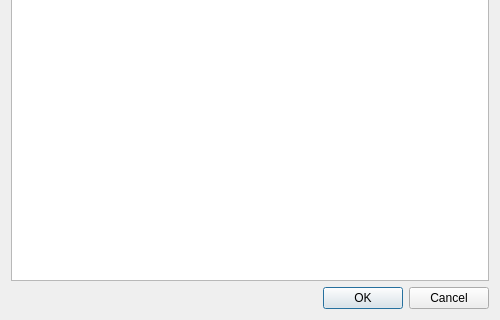
The window that src/IDlgExport.ui (ntruchsess/QLandkarteGT) describes before a commit, drawn with Qt 5; both pictures show x 0 to 500 and y 280 to 600 of the 500 by 600 pixel window.
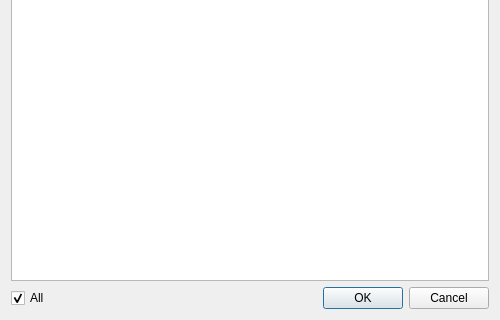
The same window after the commit.

Commit message: add checkbox to select/deselect all items

What changed in the file:
```diff
--- a/src/IDlgExport.ui
+++ b/src/IDlgExport.ui
@@ -27,6 +27,31 @@
     </widget>
    </item>
    <item>
+    <layout class="QHBoxLayout" name="horizontalLayout">
+     <item>
+      <widget class="QCheckBox" name="checkAll">
+       <property name="text">
+        <string>All</string>
+       </property>
+       <property name="checked">
+        <bool>true</bool>
+       </property>
+      </widget>
+     </item>
+     <item>
+      <spacer name="horizontalSpacer">
+       <property name="orientation">
+        <enum>Qt::Horizontal</enum>
+       </property>
+       <property name="sizeHint" stdset="0">
+        <size>
+         <width>40</width>
+         <height>20</height>
+        </size>
+       </property>
+      </spacer>
+     </item>
+     <item>
     <widget class="QDialogButtonBox" name="buttonBox">
      <property name="orientation">
       <enum>Qt::Horizontal</enum>
@@ -35,6 +60,8 @@
       <set>QDialogButtonBox::Cancel|QDialogButtonBox::Ok</set>
      </property>
     </widget>
+     </item>
+    </layout>
    </item>
   </layout>
  </widget>
```
Left out of the diff: 2 changed lines with no effect on the pictures. Lines whose indentation alone changed are shown as unchanged. The commit also changes 2 other files.
